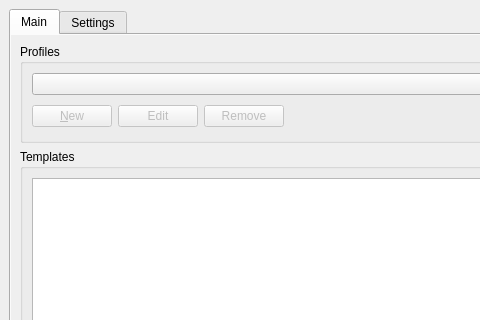
Old version of the form src/qgis_templates_symbology/ui/qgis_templates_symbology_main.ui in the repository hotosm/qgis-templates-and-symbology-plugin; both pictures show x 0 to 480 and y 0 to 320 of the 951 by 860 pixel window.
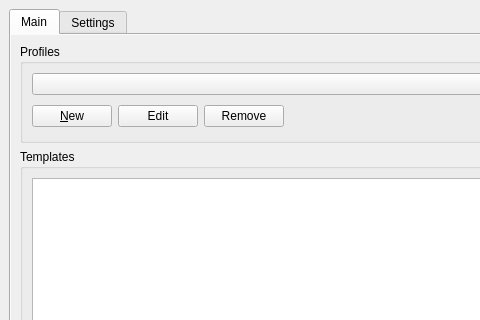
New version of the form. Custom widgets are drawn as their Qt base class.

Commit message: updates on the profile dialog

```diff
--- a/src/qgis_templates_symbology/ui/qgis_templates_symbology_main.ui
+++ b/src/qgis_templates_symbology/ui/qgis_templates_symbology_main.ui
@@ -117,7 +117,7 @@
                  <item>
                   <widget class="QPushButton" name="new_profile_btn">
                    <property name="enabled">
-                    <bool>false</bool>
+                    <bool>true</bool>
                    </property>
                    <property name="toolTip">
                     <string>Create a new service profile</string>
@@ -130,7 +130,7 @@
                  <item>
                   <widget class="QPushButton" name="edit_profile_btn">
                    <property name="enabled">
-                    <bool>false</bool>
+                    <bool>true</bool>
                    </property>
                    <property name="toolTip">
                     <string>Edit selected service profile</string>
@@ -143,7 +143,7 @@
                  <item>
                   <widget class="QPushButton" name="remove_profile_btn">
                    <property name="enabled">
-                    <bool>false</bool>
+                    <bool>true</bool>
                    </property>
                    <property name="toolTip">
                     <string>Remove profile to selected service</string>
```
The commit also changes 2 other files.
